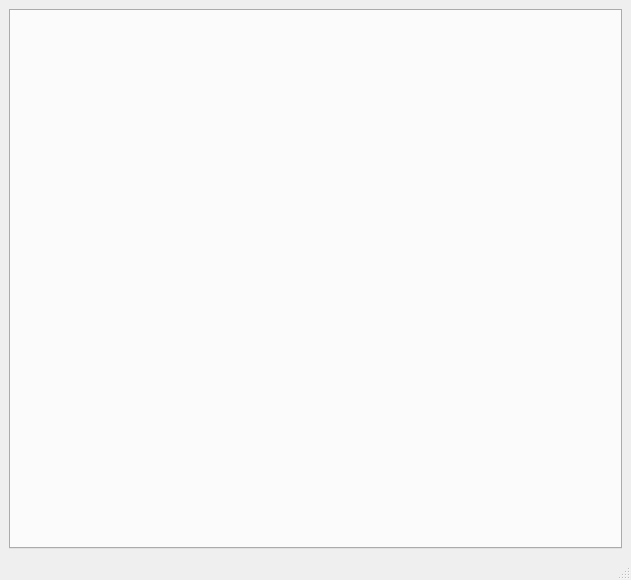
Above: Surgery-Qt/Window/mainwindow.ui from dmkrch/Surgery-Qt before the change. Below: the same form after it.
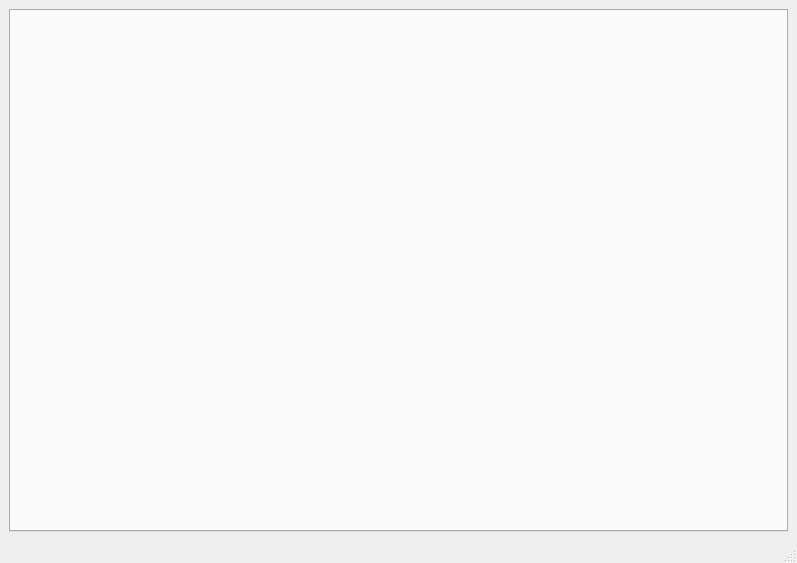
That is the form after the change.

The edit to the form file:
```diff
--- a/Surgery-Qt/Window/mainwindow.ui
+++ b/Surgery-Qt/Window/mainwindow.ui
@@ -6,8 +6,8 @@
    <rect>
     <x>0</x>
     <y>0</y>
-    <width>631</width>
-    <height>580</height>
+    <width>797</width>
+    <height>563</height>
    </rect>
   </property>
   <property name="windowTitle">
```
Left out of the diff: 2 changed lines with no effect on the pictures.
